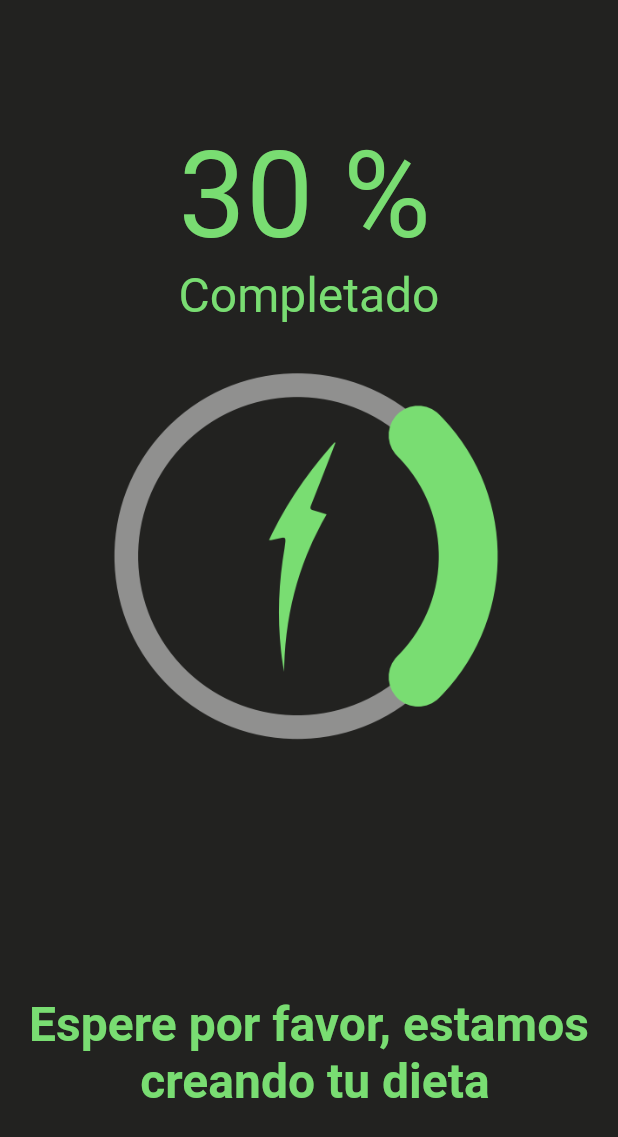
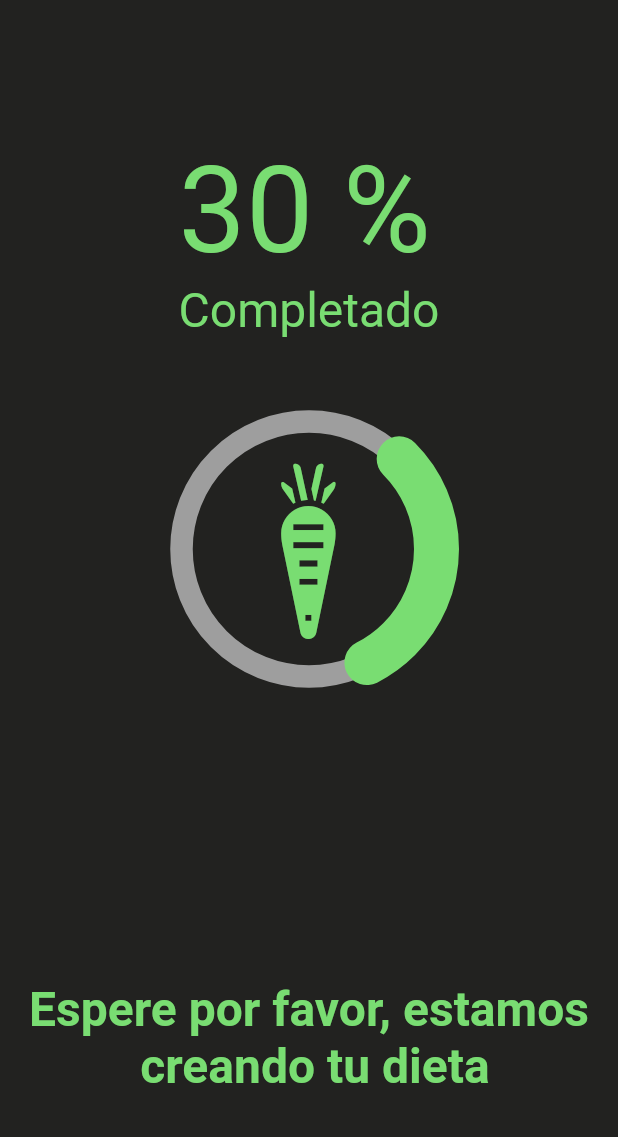
Before and after one commit to satsin06/coach_app, a Flutter app: the Loading screen opened directly, on a phone screen of 412 x 824 dp. Shown: the top 1137 px of the screen. Run offline on Flutter 3.47's test engine with Material 2 defaults, Android fonts, the phone set to English and light mode, and no system bars; drawn by our look-alikes of percent_indicator; our stand-ins replace calendar_timeline, firebase_auth, firebase_core, firebase_storage, flutter_switch, fluttertoast and 7 more; missing offline and left inert: horizontal_picker; accounts and stored records are empty; project files that could hold a hidden picture were left out.

Commit message:
circular progress for profile status updated

```diff
--- a/lib/Screens/main_screens/diet/loading.dart
+++ b/lib/Screens/main_screens/diet/loading.dart
@@ -1,7 +1,9 @@
 import 'dart:async';
 
 import 'package:flutter/material.dart';
+import 'package:percent_indicator/circular_percent_indicator.dart';
 
+import '../../../custom_icons_icons.dart';
 import 'my_diet.dart';
 
 class Loading extends StatefulWidget {
@@ -55,10 +57,21 @@ class _LoadingState extends State<Loading> {
                     ]
                 ),
                 ),
-                SizedBox(height: 30,),
-                Image.asset(
-                  'assets/images/status.PNG',
-                  height: 250,
+                SizedBox(
+                  height: 40,
+                ),
+                CircularPercentIndicator(
+                  startAngle: 45,
+                  radius: 200.0,
+                  animation: true,
+                  animationDuration: 3000,
+                  lineWidth: 30.0,
+                  backgroundWidth: 15,
+                  percent: 0.3,
+                  circularStrokeCap: CircularStrokeCap.round,
+                  backgroundColor: Colors.grey,
+                  progressColor: Color(0xff79dd72),
+                  center: Icon(CustomIcons.create_meal, color: Color(0xff79dd72), size: 120,),
                 ),
               ],
             ),
--- a/pubspec.yaml
+++ b/pubspec.yaml
@@ -41,6 +41,7 @@ dependencies:
   date_time_picker: "^2.1.0"
   fluttertoast: ^8.0.8
   intl: ^0.17.0
+  percent_indicator: ^3.0.1
 
   #Firebase
   firebase_core: ^1.6.0
```
Also changed, not shown: lib/Screens/auth/status.dart (+18 -4 lines), lib/Screens/main_screens/profile/profie.dart (+49 -25 lines), lib/Screens/test.dart (+34 -29 lines), pubspec.lock.
